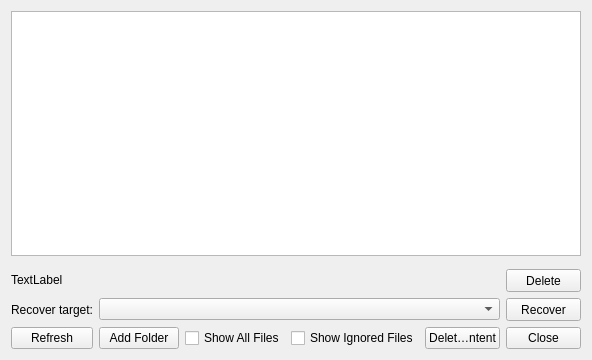
First picture: the form in SandboxiePlus/SandMan/Forms/RecoveryWindow.ui, repository offhub/Sandboxie, before the edit.
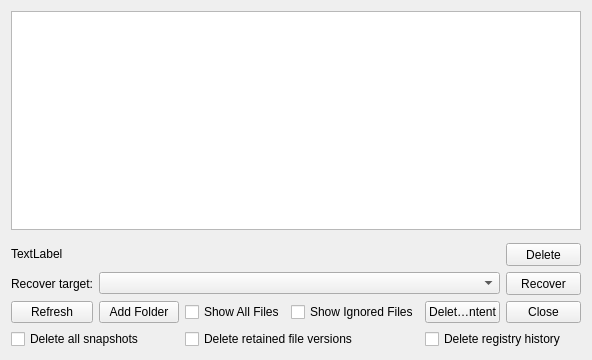
Second picture: the form after the edit.

Commit message:
Add registry history and cleanup controls
Introduce registry history capture in the service and a new SandMan window to browse, compare, configure, and delete retained registry generations. Extend cleanup, auto-delete, snapshot restore, duplication, and export flows so file history and registry history can be preserved or removed independently, and add related UI/settings plus FileRootPath change warnings.

What changed in the file:
```diff
--- a/SandboxiePlus/SandMan/Forms/RecoveryWindow.ui
+++ b/SandboxiePlus/SandMan/Forms/RecoveryWindow.ui
@@ -182,6 +182,36 @@
          </property>
         </widget>
        </item>
+       <item row="7" column="0" colspan="2">
+        <widget class="QCheckBox" name="chkDeleteSnapshots">
+         <property name="visible">
+          <bool>false</bool>
+         </property>
+         <property name="text">
+          <string>Delete all snapshots</string>
+         </property>
+        </widget>
+       </item>
+       <item row="7" column="2" colspan="2">
+        <widget class="QCheckBox" name="chkDeleteFileHistory">
+         <property name="visible">
+          <bool>false</bool>
+         </property>
+         <property name="text">
+          <string>Delete retained file versions</string>
+         </property>
+        </widget>
+       </item>
+       <item row="7" column="4" colspan="2">
+        <widget class="QCheckBox" name="chkDeleteRegistryHistory">
+         <property name="visible">
+          <bool>false</bool>
+         </property>
+         <property name="text">
+          <string>Delete registry history</string>
+         </property>
+        </widget>
+       </item>
       </layout>
      </item>
     </layout>
```
Left out of the diff: 3 changed lines with no effect on the pictures. Lines whose indentation alone changed are shown as unchanged. The commit also changes 35 other files.
